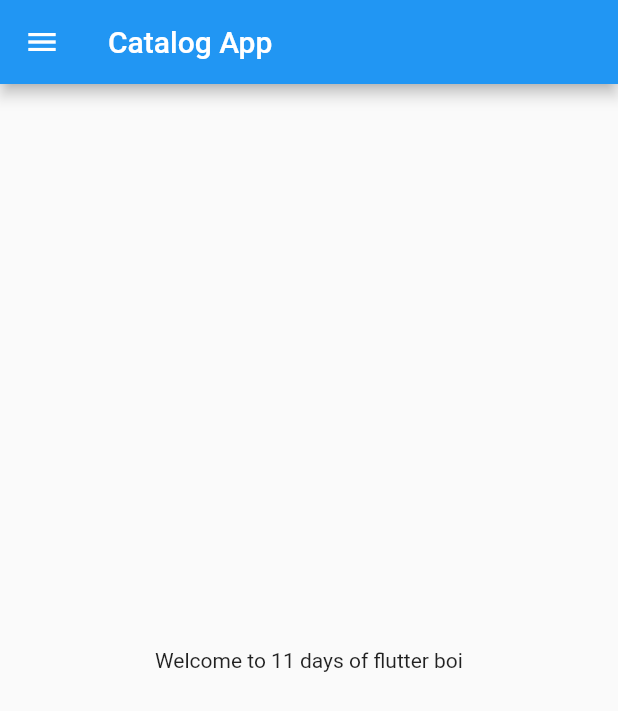
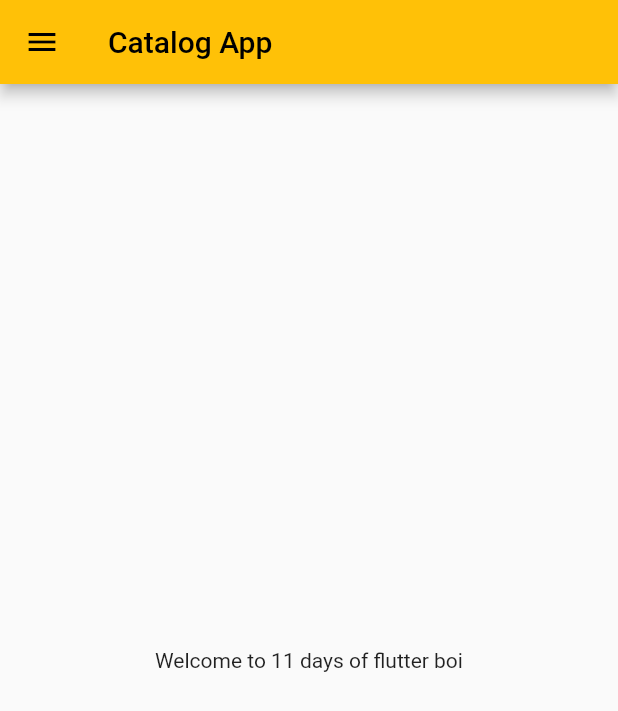
Before and after one commit to Debangshu97/catalog_flutter, a Flutter app: the screen it shows after launch, on a phone screen of 412 x 824 dp. Shown: the top 711 px of the screen. Run offline on Flutter 3.47's test engine with Material 2 defaults, Android fonts, the phone set to English and light mode, and no system bars.

Commit message:
day3 completed

```diff
--- a/lib/main.dart
+++ b/lib/main.dart
@@ -1,5 +1,6 @@
 import 'package:flutter/material.dart';
-import 'package:flutter_catalog/home_page.dart';
+import 'package:flutter_catalog/pages/home_page.dart';
+import 'package:flutter_catalog/pages/login_page.dart';
 
 void main() {
   runApp(MyApp());
@@ -11,9 +12,15 @@ class MyApp extends StatelessWidget {
 
   @override
   Widget build(BuildContext context) {
+    return MaterialApp(
+      theme: ThemeData(primarySwatch: Colors.amber),
+      initialRoute: "/home",
+      routes: {
+        "/": ((context) => LoginPage()),
+        "/home":((context) => HomePage()),
+        "/login": ((context) => LoginPage())
 
-    return MaterialApp(
-      home:HomePage()
+      },
     );
   }
 }
```
Also changed, not shown: lib/pages/login_page.dart (added, +17 -0 lines), lib/pages/home_page.dart (renamed from lib/home_page.dart).
